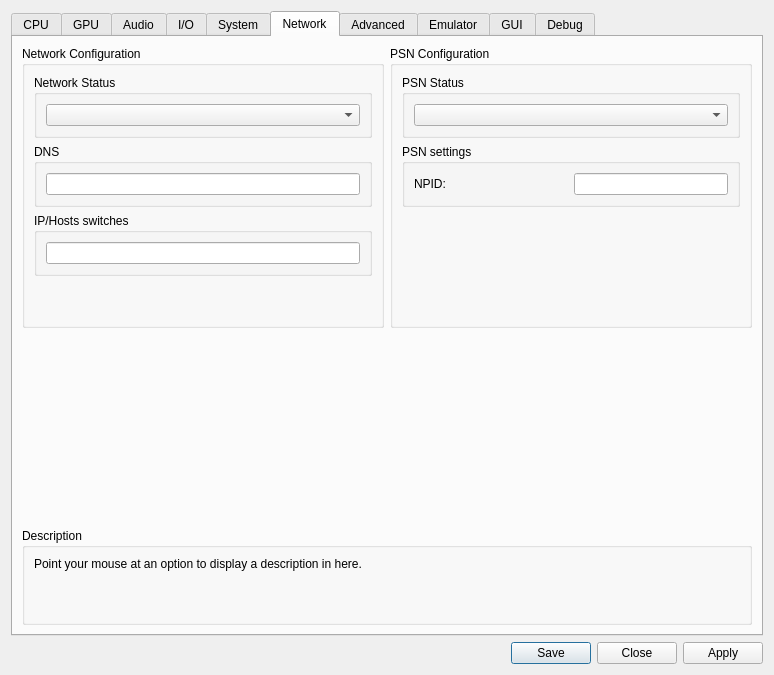
Old version of the form rpcs3/rpcs3qt/settings_dialog.ui in the repository xlj44400/rpcs3.
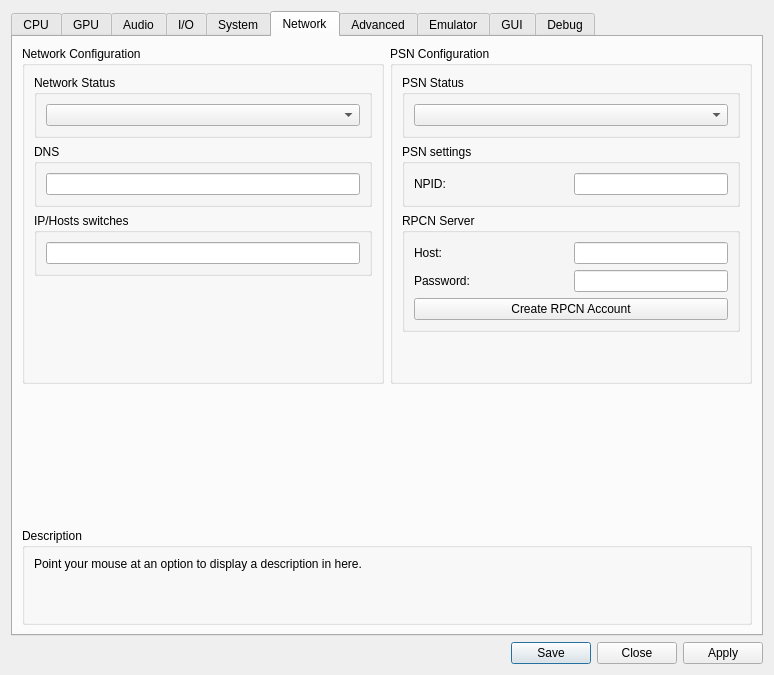
New version of the form. The open tabs and pages were chosen to show the change. Icons and pictures are not drawn.

Commit message: RPCN Client V0.1.0

Patch:
```diff
--- a/rpcs3/rpcs3qt/settings_dialog.ui
+++ b/rpcs3/rpcs3qt/settings_dialog.ui
@@ -1729,6 +1729,64 @@
               </layout>
              </widget>
             </item>
+            <item>
+             <widget class="QGroupBox" name="gb_rpcn">
+              <property name="title">
+               <string>RPCN Server</string>
+              </property>
+              <layout class="QVBoxLayout" name="gb_rpcn_layout">
+               <item>
+                <layout class="QHBoxLayout" name="gb_rpcn_host_layout">
+                 <item>
+                  <widget class="QLabel" name="label_rpcn_host">
+                   <property name="text">
+                    <string>Host:</string>
+                   </property>
+                  </widget>
+                 </item>
+                 <item>
+                  <widget class="QLineEdit" name="edit_rpcnhost">
+                   <property name="sizePolicy">
+                    <sizepolicy hsizetype="Minimum" vsizetype="Fixed">
+                     <horstretch>0</horstretch>
+                     <verstretch>0</verstretch>
+                    </sizepolicy>
+                   </property>
+                  </widget>
+                 </item>
+                </layout>
+               </item>
+               <item>
+                <layout class="QHBoxLayout" name="gb_rpcn_password_layout">
+                 <item>
+                  <widget class="QLabel" name="label_7">
+                   <property name="text">
+                    <string>Password:</string>
+                   </property>
+                  </widget>
+                 </item>
+                 <item>
+                  <widget class="QLineEdit" name="edit_rpcnpassword">
+                   <property name="sizePolicy">
+                    <sizepolicy hsizetype="Minimum" vsizetype="Fixed">
+                     <horstretch>0</horstretch>
+                     <verstretch>0</verstretch>
+                    </sizepolicy>
+                   </property>
+                  </widget>
+                 </item>
+                </layout>
+               </item>
+               <item>
+                <widget class="QPushButton" name="btn_createrpcnaccount">
+                 <property name="text">
+                  <string>Create RPCN Account</string>
+                 </property>
+                </widget>
+               </item>
+              </layout>
+             </widget>
+            </item>
             <item>
              <spacer name="networkTabSpacerRight">
               <property name="orientation">
```
The commit also changes 27 other files.
